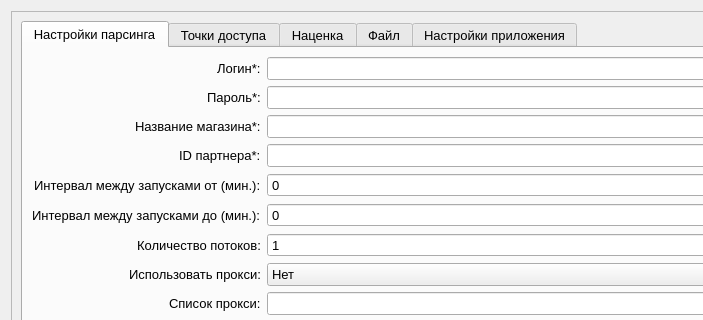
This is UI/configuration.ui in almanah12/caspi_algo1_01 as Qt 5 draws it before an edit; both pictures show x 0 to 703 and y 0 to 320 of the 866 by 812 pixel window. The edited form follows.
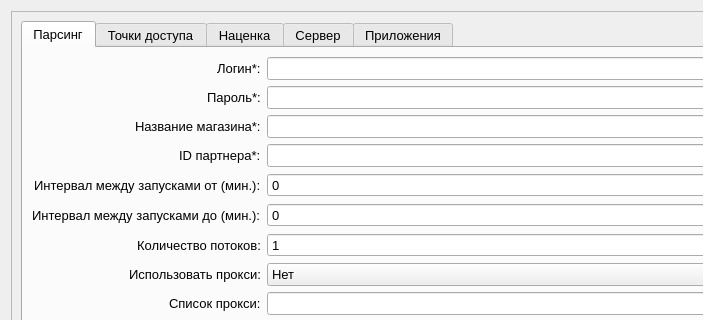
This is the edited form. Icons and pictures are not drawn.

What changed in the file:
```diff
--- a/UI/configuration.ui
+++ b/UI/configuration.ui
@@ -64,7 +64,7 @@
          </property>
          <widget class="QWidget" name="tab">
           <attribute name="title">
-           <string>Настройки парсинга</string>
+           <string>Парсинг</string>
           </attribute>
           <layout class="QFormLayout" name="formLayout">
            <property name="labelAlignment">
@@ -786,7 +786,7 @@
          </widget>
          <widget class="QWidget" name="tab_3">
           <attribute name="title">
-           <string>Файл</string>
+           <string>Сервер</string>
           </attribute>
           <layout class="QFormLayout" name="formLayout_5">
            <property name="labelAlignment">
@@ -918,7 +918,7 @@
          </widget>
          <widget class="QWidget" name="tab_5">
           <attribute name="title">
-           <string>Настройки приложения</string>
+           <string>Приложения</string>
           </attribute>
           <layout class="QGridLayout" name="gridLayout_3">
            <item row="0" column="0">
```
Left out of the diff: 32 changed lines with no effect on the pictures.
